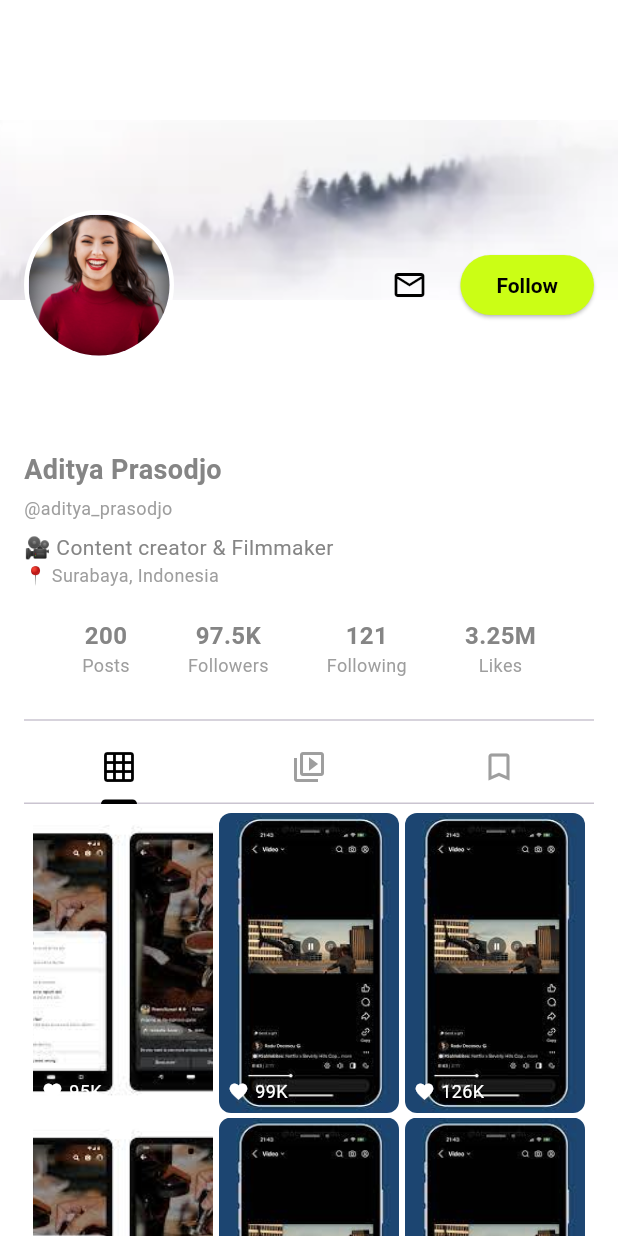
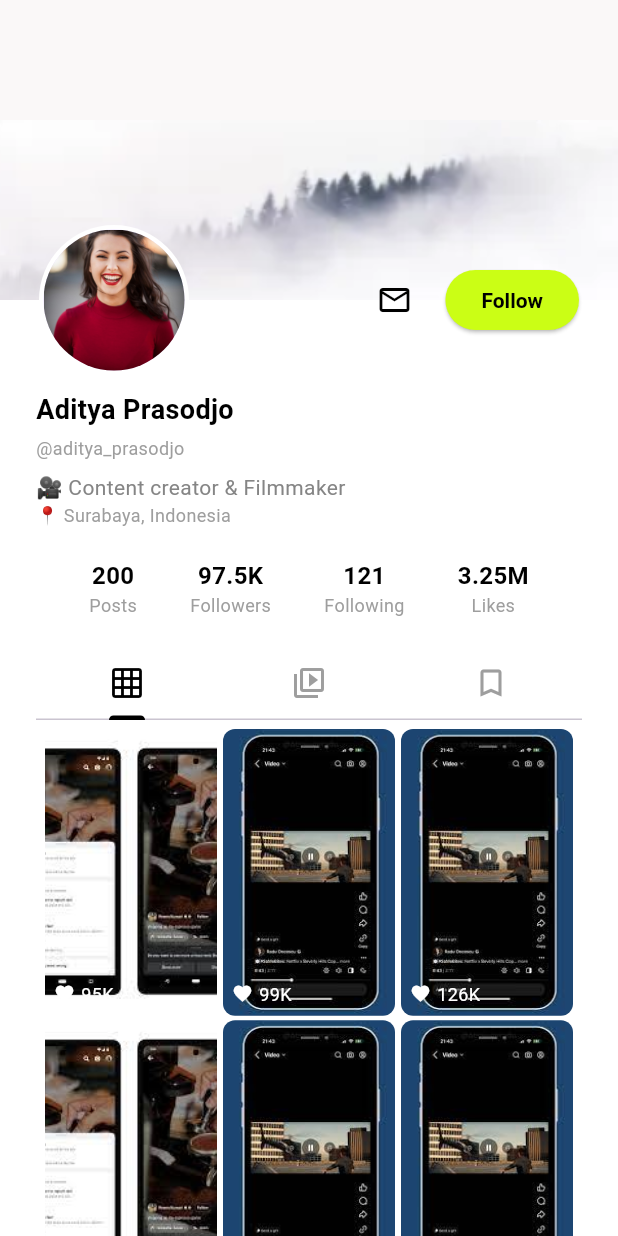
Before and after one commit to mujtabaAbid/sportzstar, a Flutter app: the UserProfileScreen screen opened by its route, on a phone screen of 412 x 824 dp. Run offline on Flutter 3.47's test engine with Material 3 defaults, Android fonts, the light colour scheme and no system bars; our stand-ins replace form_validator, shared_preferences, stylish_bottom_bar; accounts and stored records are empty; Roboto replaces fonts that are missing (Poppins).

Commit message:
user profile

```diff
--- a/lib/screens/userScreens/user_profile_screen.dart
+++ b/lib/screens/userScreens/user_profile_screen.dart
@@ -15,20 +15,20 @@ class _UserProfileScreenState extends State<UserProfileScreen> {
     return Scaffold(
       backgroundColor: Colors.white,
       body: CustomScrollView(
-
+        physics: NeverScrollableScrollPhysics(),
         slivers: [
           SliverAppBar(
             automaticallyImplyLeading: false,
-            pinned: true,
+            pinned: false,
             expandedHeight: 200,
-            backgroundColor: Colors.white,
+            backgroundColor: const Color.fromARGB(255, 250, 248, 248),
             flexibleSpace: FlexibleSpaceBar(
               background: Stack(
                 clipBehavior: Clip.none,
                 children: [
                   Container(
                     margin: const EdgeInsets.only(top: 80),
-                    height: 180,
+                    // height: 180,
                     width: double.infinity,
                     decoration: const BoxDecoration(
                       image: DecorationImage(
@@ -43,9 +43,9 @@ class _UserProfileScreenState extends State<UserProfileScreen> {
             bottom: PreferredSize(
               preferredSize: const Size.fromHeight(80),
               child: Transform.translate(
-                offset: const Offset(0, 40), // pushes down half image
+                offset: const Offset(0, 50), // pushes down half image
                 child: Padding(
-                  padding: const EdgeInsets.symmetric(horizontal: 16.0),
+                  padding: const EdgeInsets.symmetric(horizontal: 26.0),
                   child: Column(
                     children: [
                       Row(
@@ -77,10 +77,10 @@ class _UserProfileScreenState extends State<UserProfileScreen> {
                                   onPressed: () {},
                                   style: ElevatedButton.styleFrom(
                                     backgroundColor: const Color(0xFFCBFE15),
-                                    padding: const EdgeInsets.symmetric(
-                                      horizontal: 24,
-                                      vertical: 10,
-                                    ),
+                                    // padding: const EdgeInsets.symmetric(
+                                    //   horizontal: 24,
+                                    //   vertical: 10,
+                                    // ),
                                     shape: RoundedRectangleBorder(
                                       borderRadius: BorderRadius.circular(20),
                                     ),
@@ -103,9 +103,8 @@ class _UserProfileScreenState extends State<UserProfileScreen> {
           ),
           SliverToBoxAdapter(
             child: Padding(
-              padding: const EdgeInsets.only(
-                left: 16.0,
-                right: 16.0,
+              padding: const EdgeInsets.symmetric(
+                horizontal: 24,
               ), // adjust top spacing
 
               child: Stack(
@@ -114,13 +113,14 @@ class _UserProfileScreenState extends State<UserProfileScreen> {
                     mainAxisAlignment: MainAxisAlignment.start,
                     crossAxisAlignment: CrossAxisAlignment.start,
                     children: [
-                      const SizedBox(height: 100), // Adjust height as needed
+                      const SizedBox(height: 60), // Adjust height as needed
                       // Rest of your profile content
                       const Text(
                         'Aditya Prasodjo',
                         style: TextStyle(
                           fontWeight: FontWeight.bold,
                           fontSize: 18,
+                          color: Colors.black,
                         ),
                       ),
                       const SizedBox(height: 4),
@@ -155,7 +155,7 @@ class _UserProfileScreenState extends State<UserProfileScreen> {
                       const SizedBox(height: 20),
 
                       // Tabs
-                      const Divider(),
+                      // const Divider(),
                       DefaultTabController(
                         length: 3,
                         child: Column(
@@ -267,7 +267,11 @@ class _StatItem extends StatelessWidget {
       children: [
         Text(
           count,
-          style: const TextStyle(fontWeight: FontWeight.bold, fontSize: 16),
+          style: const TextStyle(
+            fontWeight: FontWeight.bold,
+            fontSize: 16,
+            color: Colors.black,
+          ),
         ),
         Text(label, style: const TextStyle(color: Colors.grey)),
       ],
```
